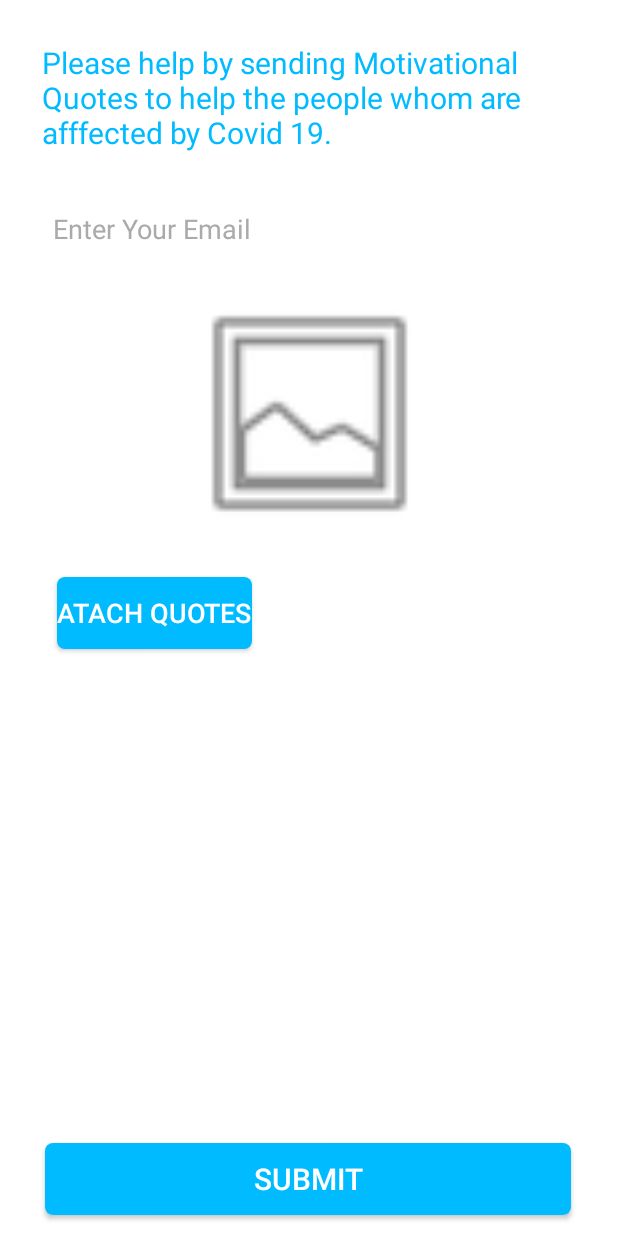
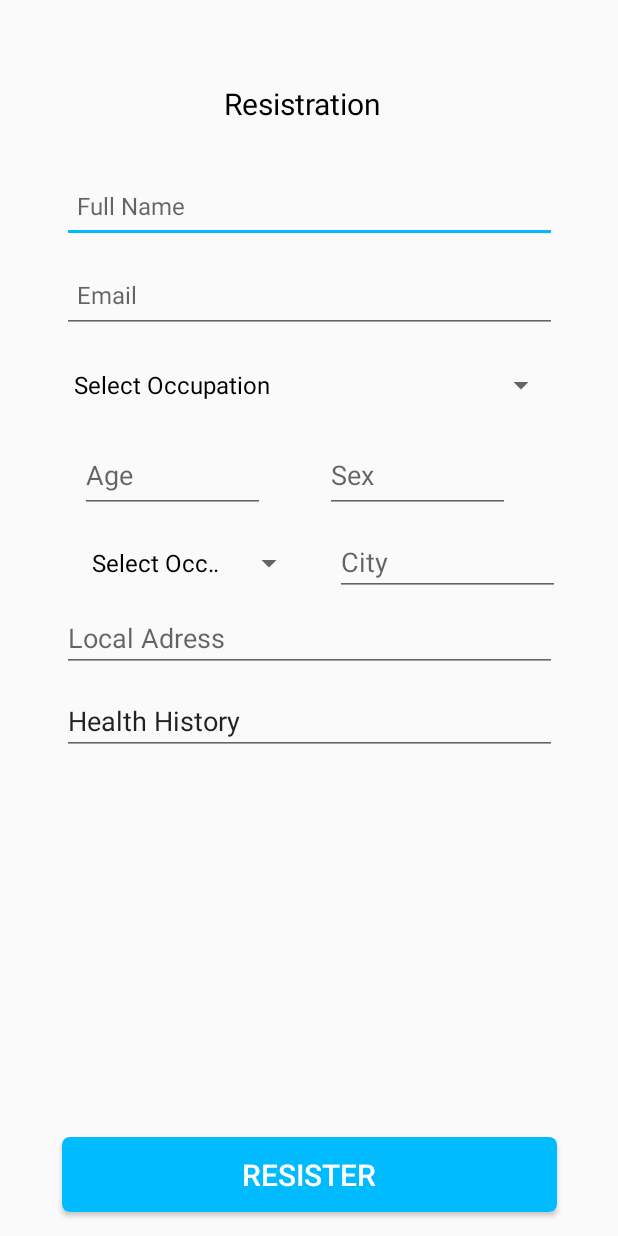
Before and after one commit to Assq2020/Corona_1.0, an Android app: the Helpus screen opened directly, with no data from a screen before it, after a tap on "SUBMIT", on a phone screen of 412 x 824 dp. Run offline under Robolectric (Android 15) with nearby library versions, the phone set to English and light mode, and no system bars.

Commit message:
resister in process

```diff
--- a/app/src/main/AndroidManifest.xml
+++ b/app/src/main/AndroidManifest.xml
@@ -21,9 +21,7 @@
         <activity android:name=".Helpus" />
         <activity android:name=".Connectus" />
         <activity android:name=".Contactus" />
-        <activity android:name=".Contactus.Connectus" />
-        <activity android:name=".Contactus.Contactus" />
-        <activity android:name=".RegisrationForm" />
+        <activity android:name=".Resistrationform"/>
         <activity android:name=".Emergency" />
         <activity android:name=".tipsDescribe" />
         <activity
--- a/app/src/main/java/com/amanaryan/corona/Helpus.kt
+++ b/app/src/main/java/com/amanaryan/corona/Helpus.kt
@@ -24,7 +24,9 @@ class Helpus : AppCompatActivity() {
             startActivityForResult(intent,0)
         }
         submit_btn_help.setOnClickListener {
-            Toast.makeText(this,"you have to code for saving this on firebase",Toast.LENGTH_SHORT).show()
+            val intent=Intent(this,Resistrationform::class.java)
+            startActivity(intent)
+            //Toast.makeText(this,"you have to code for saving this on firebase",Toast.LENGTH_SHORT).show()
         }
     }
     var selected_photo_uri: Uri? =null
--- a/app/src/main/java/com/amanaryan/corona/Resistrationform.kt
+++ b/app/src/main/java/com/amanaryan/corona/Resistrationform.kt
@@ -2,36 +2,66 @@ package com.amanaryan.corona
 
 import androidx.appcompat.app.AppCompatActivity
 import android.os.Bundle
+import android.util.Log
 import android.view.MenuItem
-import android.widget.Button
-import android.widget.PopupMenu
-import android.widget.Toast
+import android.view.View
+import android.widget.*
 import kotlinx.android.synthetic.main.activity_resistrationform.*
 
 class Resistrationform : AppCompatActivity() {
-
+     // var pateintOcupation:String?=null
+     // var patientState:String?=null
     override fun onCreate(savedInstanceState: Bundle?) {
         super.onCreate(savedInstanceState)
         setContentView(R.layout.activity_resistrationform)
-         val sex:String
-        val sexPopupBtn=findViewById<Button>(R.id.sex_popup_button_resister)
-         sexPopupBtn.setOnClickListener {
-//             val popupMenu=PopupMenu(this,sexPopupBtn)
-//             popupMenu.menuInflater.inflate(R.menu.sex_popup_menu,popupMenu.menu)
-//             popupMenu.setOnMenuItemClickListener(object : PopupMenu.OnMenuItemClickListener{
-//                 override fun onMenuItemClick(p0: MenuItem?): Boolean {
-//                     when (item!!.itemId) {
-//                         R.id.male_id ->
-//                             Toast.makeText(this@Resistrationform, "You Clicked : " + item.title, Toast.LENGTH_SHORT).show()
-//                         R.id.female_id ->
-//                             Toast.makeText(this@Resistrationform, "You Clicked : " + item.title, Toast.LENGTH_SHORT).show()
-//                         R.id.Other_id ->
-//                             Toast.makeText(this@Resistrationform, "You Clicked : " + item.title, Toast.LENGTH_SHORT).show()
-//                     }
-//                     true
-//                 }
-//             })
-//             popupMenu.show()
+        Log.d("resister","resister work")
+
+        val name=findViewById<EditText>(R.id.fullname_et_resistration)
+        val email=findViewById<EditText>(R.id.email_et_resistration)
+        val city=findViewById<EditText>(R.id.city_adres_et_resister)
+        val healthHistoryRes=findViewById<EditText>(R.id.health_history_res)
+        val stateSpin = findViewById<Spinner>(R.id.state_adres_et_resister)
+        val occupation=findViewById<Spinner>(R.id.occupation_resister)
+
+        val states=arrayOf("Select Occupation","Uttar Pradesh","Maharashtra","Bihar","West Bengal","Madhya Pradesh","Tamil Nadu","Retailer","Rajasthan","Karnataka","Gujarat","Andhra Pradesh","Odisha","Telangana","Jharkhand","Assam","Punjab", "Kerala","Chhattisgarh","Haryana","Uttarakhand","Himachal Pradesh","Tripura","Meghalaya","Manipur","Nagaland","Goa","Arunachal Pradesh","Mizoram","Sikkim","Delhi","Jammu and Kashmir","Puducherry","Chandigarh","Dadra and Nagar Haveli and Daman and Diu","Andaman and Nicobar Islands","Ladakh", "Lakshadweep")
+
+        val statesarrAdp= ArrayAdapter(this,R.layout.support_simple_spinner_dropdown_item,states)
+        stateSpin.adapter=statesarrAdp
+        stateSpin.onItemSelectedListener=object :
+
+
+                AdapterView.OnItemSelectedListener{
+            override fun onNothingSelected(p0: AdapterView<*>?) {
+                TODO("not implemented") //To change body of created functions use File | Settings | File Templates.
+            }
+
+            override fun onItemSelected(p0: AdapterView<*>?, p1: View?, p2: Int, p3: Long) {
+              // patientState=states[p2]
+                Toast.makeText(this@Resistrationform,states[p2],Toast.LENGTH_SHORT).show()
+
+            }
+
+
+        }
+        val occupationlist= arrayOf("Select Occupation","Doctor/Nurse/paramedic","Police/Officer/Law Enforcement","Delivery","Chemist/Farmacy","Wholesalar/Groceries","Industry/Manufacturur","Retailer","None of these")
+
+        val arrayAdp= ArrayAdapter(this,R.layout.support_simple_spinner_dropdown_item,occupationlist)
+        occupation.adapter=arrayAdp
+        occupation.onItemSelectedListener=object :
+
+
+                AdapterView.OnItemSelectedListener{
+            override fun onNothingSelected(p0: AdapterView<*>?) {
+                TODO("not implemented") //To change body of created functions use File | Settings | File Templates.
+            }
+
+            override fun onItemSelected(p0: AdapterView<*>?, p1: View?, p2: Int, p3: Long) {
+              //  pateintOcupation=occupationlist[p2]
+                Toast.makeText(this@Resistrationform,occupationlist[p2],Toast.LENGTH_SHORT).show()
+            }
+
+
+        }
+
          }
     }
-}
--- a/app/src/main/java/com/amanaryan/corona/login.java
+++ b/app/src/main/java/com/amanaryan/corona/login.java
@@ -161,7 +161,7 @@ private FirebaseAuth mAuth;
 
                             conn.execSQL("insert into cardcolor values('YES',"+"'"+phnumber+"'"+");");
                             Toast.makeText(login.this, "Login Successful", Toast.LENGTH_SHORT).show();
-                            startActivity(new Intent(getApplicationContext(),RegisrationForm.class));
+                            startActivity(new Intent(getApplicationContext(),Resistrationform.class));
 
                         }else{
                             if (task.getException() instanceof FirebaseAuthInvalidCredentialsException){
--- a/app/src/main/res/layout/activity_resistrationform.xml
+++ b/app/src/main/res/layout/activity_resistrationform.xml
@@ -36,6 +36,7 @@
         android:id="@+id/email_et_resistration"
         android:layout_width="330dp"
         android:layout_height="50dp"
+        android:layout_marginTop="10dp"
         android:hint="Email"
         android:paddingLeft="10dp"
         android:textSize="16sp"
@@ -44,38 +45,41 @@
         app:layout_constraintStart_toStartOf="@+id/fullname_et_resistration"
         app:layout_constraintTop_toBottomOf="@+id/fullname_et_resistration" />
 
-    <EditText
-        android:id="@+id/occupation_et_resistration"
+
+    <Spinner
+        android:id="@+id/occupation_resister"
         android:layout_width="330dp"
         android:layout_height="50dp"
-        android:hint="Occupation"
-        android:paddingLeft="10dp"
-        android:textSize="16sp"
+        android:layout_marginTop="10dp"
         app:layout_constraintEnd_toEndOf="@+id/email_et_resistration"
         app:layout_constraintStart_toStartOf="@+id/email_et_resistration"
-        tools:layout_editor_absoluteY="211dp" />
+        app:layout_constraintTop_toBottomOf="@+id/email_et_resistration" />
 
     <LinearLayout
         android:id="@+id/dob_sex_layout_resister"
         android:layout_width="330dp"
         android:layout_height="50dp"
-        app:layout_constraintEnd_toEndOf="@+id/occupation_et_resistration"
-        app:layout_constraintStart_toStartOf="@+id/occupation_et_resistration"
-        app:layout_constraintTop_toBottomOf="@+id/occupation_et_resistration">
+        android:layout_marginTop="10dp"
+        app:layout_constraintEnd_toEndOf="@+id/occupation_resister"
+        app:layout_constraintStart_toStartOf="@+id/occupation_resister"
+        app:layout_constraintTop_toBottomOf="@+id/occupation_resister">
 
         <EditText
             android:id="@+id/age_et_resister"
             android:layout_width="123dp"
             android:layout_height="match_parent"
+            android:layout_marginStart="12dp"
             android:hint="Age"
             android:inputType="number" />
 
-        <Button
-            android:id="@+id/sex_popup_button_resister"
-            android:layout_width="wrap_content"
-            android:layout_height="wrap_content"
-            android:layout_weight="1"
-            android:text="sex" />
+        <EditText
+            android:id="@+id/sex_et_resister"
+            android:layout_width="123dp"
+            android:layout_height="match_parent"
+            android:layout_marginStart="40dp"
+            android:hint="Sex"
+            android:inputType="number" />
+
 
     </LinearLayout>
 
@@ -83,56 +87,67 @@
         android:id="@+id/addres_layout"
         android:layout_width="330dp"
         android:layout_height="wrap_content"
+        android:layout_marginTop="10dp"
+        android:orientation="vertical"
         app:layout_constraintEnd_toEndOf="@+id/dob_sex_layout_resister"
         app:layout_constraintHorizontal_bias="0.0"
         app:layout_constraintStart_toStartOf="@+id/dob_sex_layout_resister"
-        app:layout_constraintTop_toBottomOf="@+id/dob_sex_layout_resister"
-        android:orientation="vertical">
+        app:layout_constraintTop_toBottomOf="@+id/dob_sex_layout_resister">
 
         <LinearLayout
+
             android:layout_width="wrap_content"
             android:layout_height="wrap_content">
-        <EditText
+
+            <Spinner
                 android:id="@+id/state_adres_et_resister"
-            android:layout_width="wrap_content"
-            android:layout_height="wrap_content"
-            android:hint="State"/>
+                android:layout_width="150dp"
+                android:layout_height="45dp"
+                android:layout_marginStart="12dp"
+
+                android:hint="State" />
+
+
             <EditText
                 android:id="@+id/city_adres_et_resister"
-            android:layout_width="wrap_content"
+                android:layout_width="150dp"
                 android:layout_height="wrap_content"
-            android:hint="City"/>
+                android:layout_marginStart="20dp"
+                android:hint="City" />
         </LinearLayout>
-        <LinearLayout
-            android:layout_width="match_parent"
-            android:layout_height="wrap_content">
+
+
         <EditText
+            android:id="@+id/loca_adress_resister"
             android:layout_width="match_parent"
             android:layout_height="wrap_content"
-                android:hint="Local Adress"/>
-
-        </LinearLayout>
+            android:layout_marginTop="5dp"
+            android:hint="Local Adress" />
 
 
     </LinearLayout>
 
-    <Button
-        android:id="@+id/travell_history"
+    <EditText
+        android:id="@+id/health_history_res"
         android:layout_width="330dp"
         android:layout_height="wrap_content"
-        android:text="Travel History"
+        android:text="Health History"
+        android:layout_marginTop="10dp"
         app:layout_constraintEnd_toEndOf="@+id/addres_layout"
+        app:layout_constraintHorizontal_bias="0.0"
         app:layout_constraintStart_toStartOf="@+id/addres_layout"
         app:layout_constraintTop_toBottomOf="@+id/addres_layout" />
 
     <Button
-        android:id="@+id/Health_history"
         android:layout_width="330dp"
-        android:layout_height="wrap_content"
-        android:text="Health History"
-        app:layout_constraintEnd_toEndOf="@+id/travell_history"
-        app:layout_constraintHorizontal_bias="0.0"
-        app:layout_constraintStart_toStartOf="@+id/travell_history"
-        tools:layout_editor_absoluteY="448dp" />
+        android:layout_height="50dp"
+        android:layout_marginBottom="16dp"
+        app:layout_constraintBottom_toBottomOf="parent"
+        app:layout_constraintEnd_toEndOf="parent"
+        android:text="Resister"
+        android:textSize="20sp"
+        android:textColor="@android:color/white"
+        android:background="@drawable/submit_button"
+        app:layout_constraintStart_toStartOf="parent" />
 
 </androidx.constraintlayout.widget.ConstraintLayout>
```
Also changed, not shown: app/src/main/java/com/amanaryan/corona/RegisrationForm.java (deleted, +0 -22 lines), app/src/main/res/layout/activity_regisration_form.xml (deleted, +0 -37 lines). Lines whose indentation alone changed are shown as unchanged.
